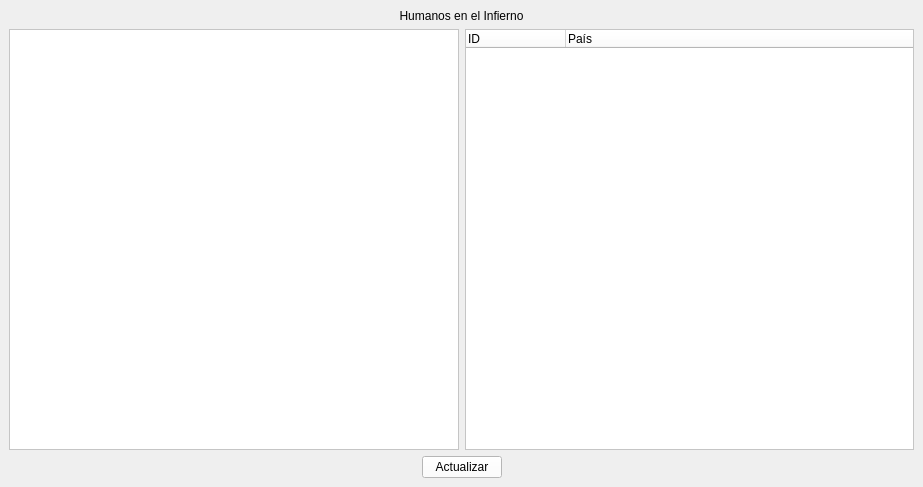
Qt form ventanacondenados.ui (DavidCrgh/Tarea_Programa_Estructuras_2) before a commit.
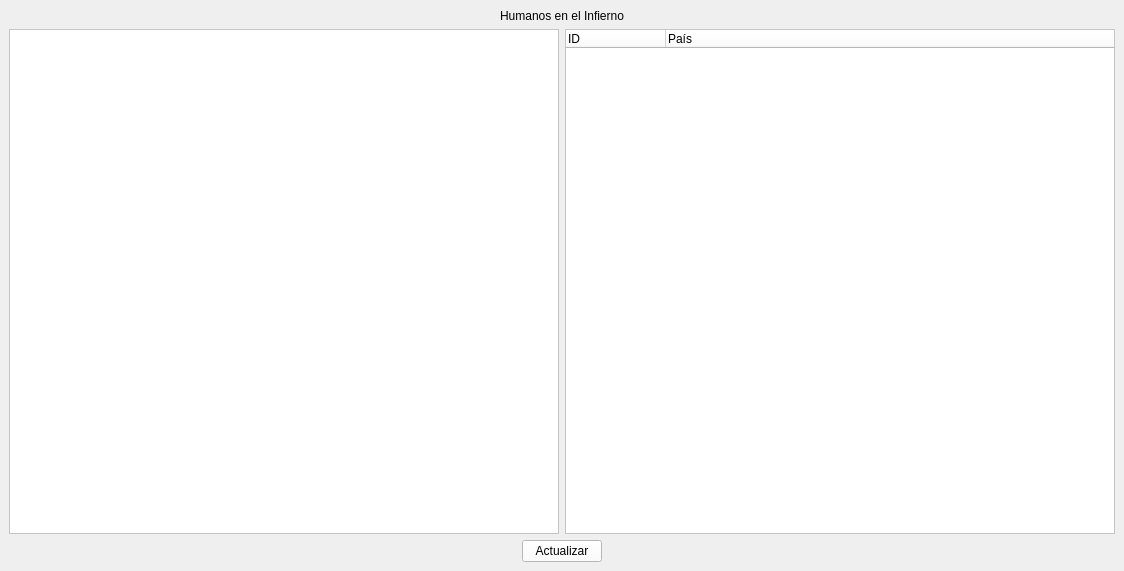
The same form after that commit. Icons and pictures are not drawn.

```diff
--- a/ventanacondenados.ui
+++ b/ventanacondenados.ui
@@ -6,10 +6,22 @@
    <rect>
     <x>0</x>
     <y>0</y>
-    <width>923</width>
-    <height>487</height>
+    <width>1124</width>
+    <height>571</height>
    </rect>
   </property>
+  <property name="minimumSize">
+   <size>
+    <width>1124</width>
+    <height>571</height>
+   </size>
+  </property>
+  <property name="maximumSize">
+   <size>
+    <width>1124</width>
+    <height>571</height>
+   </size>
+  </property>
   <property name="windowTitle">
    <string>Infierno</string>
   </property>
```
